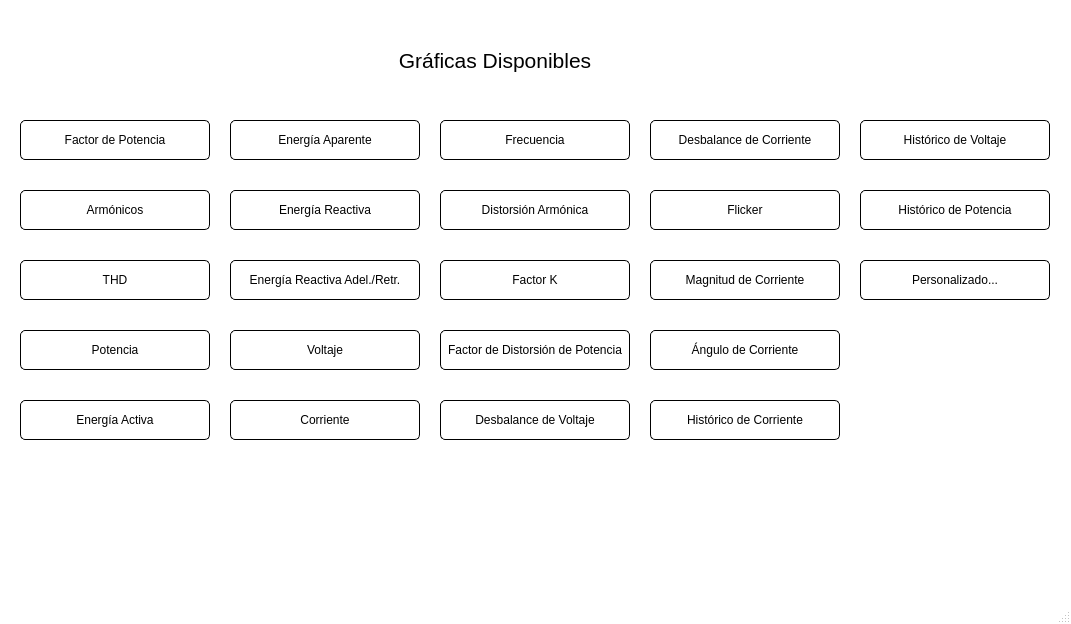
Katy9912/EPSOL-Trabajo1, file Graficas_menu.ui: the form before one commit.
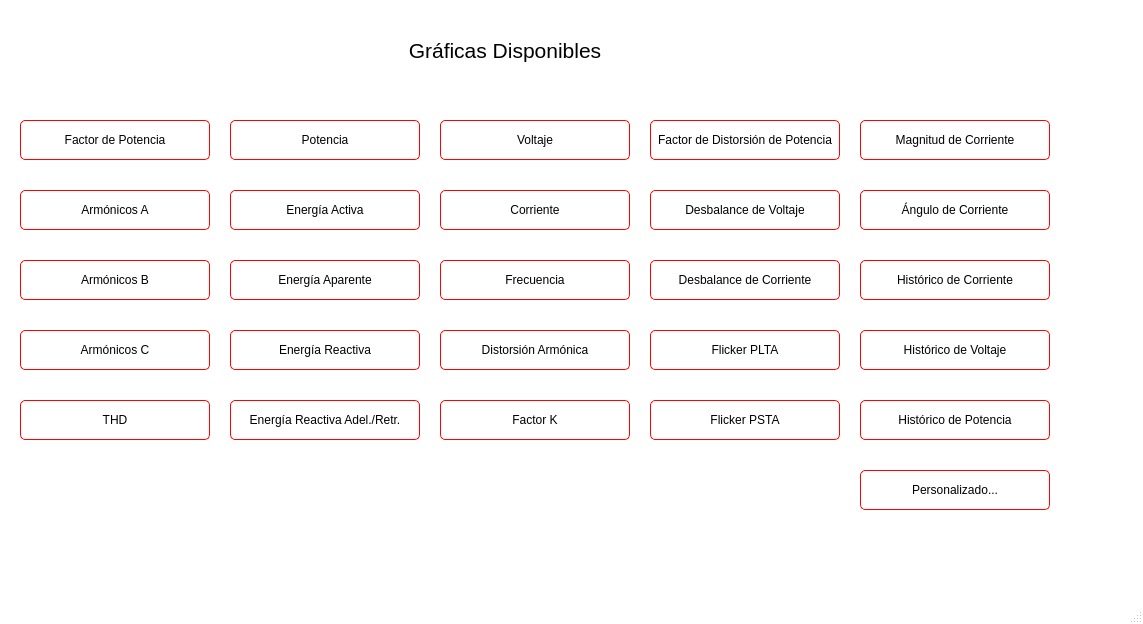
The form after the commit. Icons and pictures are not drawn.

```diff
--- a/Graficas_menu.ui
+++ b/Graficas_menu.ui
@@ -6,7 +6,7 @@
    <rect>
     <x>0</x>
     <y>0</y>
-    <width>1071</width>
+    <width>1143</width>
     <height>624</height>
    </rect>
   </property>
@@ -57,8 +57,8 @@
    <widget class="QLabel" name="titte_label">
     <property name="geometry">
      <rect>
-      <x>200</x>
-      <y>30</y>
+      <x>210</x>
+      <y>20</y>
       <width>590</width>
       <height>60</height>
      </rect>
@@ -76,7 +76,10 @@
      <set>Qt::AlignCenter</set>
     </property>
    </widget>
-   <widget class="QPushButton" name="potency_factor_button">
+   <widget class="QPushButton" name="PF">
+    <property name="enabled">
+     <bool>false</bool>
+    </property>
     <property name="geometry">
      <rect>
       <x>20</x>
@@ -96,11 +99,17 @@
     <property name="toolTip">
      <string>Carga los archivos .csv</string>
     </property>
+    <property name="styleSheet">
+     <string notr="true">border-color: rgb(255, 0, 0);</string>
+    </property>
     <property name="text">
      <string>Factor de Potencia</string>
     </property>
    </widget>
-   <widget class="QPushButton" name="harmonics_button">
+   <widget class="QPushButton" name="HRMA_y">
+    <property name="enabled">
+     <bool>false</bool>
+    </property>
     <property name="geometry">
      <rect>
       <x>20</x>
@@ -120,15 +129,21 @@
     <property name="toolTip">
      <string/>
     </property>
+    <property name="styleSheet">
+     <string notr="true">border-color: rgb(255, 0, 0);</string>
+    </property>
     <property name="text">
-     <string>Armónicos</string>
+     <string>Armónicos A</string>
     </property>
    </widget>
    <widget class="QPushButton" name="thd_button">
+    <property name="enabled">
+     <bool>false</bool>
+    </property>
     <property name="geometry">
      <rect>
       <x>20</x>
-      <y>260</y>
+      <y>400</y>
       <width>190</width>
       <height>40</height>
      </rect>
@@ -144,15 +159,21 @@
     <property name="toolTip">
      <string>Muestra las gráficas</string>
     </property>
+    <property name="styleSheet">
+     <string notr="true">border-color: rgb(255, 0, 0);</string>
+    </property>
     <property name="text">
      <string>THD</string>
     </property>
    </widget>
-   <widget class="QPushButton" name="potency_button">
+   <widget class="QPushButton" name="W">
+    <property name="enabled">
+     <bool>false</bool>
+    </property>
     <property name="geometry">
      <rect>
-      <x>20</x>
-      <y>330</y>
+      <x>230</x>
+      <y>120</y>
       <width>190</width>
       <height>40</height>
      </rect>
@@ -168,6 +189,9 @@
     <property name="toolTip">
      <string>Genera reporte en word</string>
     </property>
+    <property name="styleSheet">
+     <string notr="true">border-color: rgb(255, 0, 0);</string>
+    </property>
     <property name="text">
      <string>Potencia</string>
     </property>
@@ -189,10 +213,13 @@
     </property>
    </widget>
    <widget class="QPushButton" name="energy_W_button">
+    <property name="enabled">
+     <bool>false</bool>
+    </property>
     <property name="geometry">
      <rect>
-      <x>20</x>
-      <y>400</y>
+      <x>230</x>
+      <y>190</y>
       <width>190</width>
       <height>40</height>
      </rect>
@@ -208,15 +235,21 @@
     <property name="toolTip">
      <string>Genera reporte en word</string>
     </property>
+    <property name="styleSheet">
+     <string notr="true">border-color: rgb(255, 0, 0);</string>
+    </property>
     <property name="text">
      <string>Energía Activa</string>
     </property>
    </widget>
-   <widget class="QPushButton" name="voltage_button">
+   <widget class="QPushButton" name="V">
+    <property name="enabled">
+     <bool>false</bool>
+    </property>
     <property name="geometry">
      <rect>
-      <x>230</x>
-      <y>330</y>
+      <x>440</x>
+      <y>120</y>
       <width>190</width>
       <height>40</height>
      </rect>
@@ -232,15 +265,22 @@
     <property name="toolTip">
      <string>Genera reporte en word</string>
     </property>
+    <property name="styleSheet">
+     <string notr="true">border-color: rgb(255, 0, 0);
+</string>
+    </property>
     <property name="text">
      <string>Voltaje</string>
     </property>
    </widget>
-   <widget class="QPushButton" name="current_button">
+   <widget class="QPushButton" name="I">
+    <property name="enabled">
+     <bool>false</bool>
+    </property>
     <property name="geometry">
      <rect>
-      <x>230</x>
-      <y>400</y>
+      <x>440</x>
+      <y>190</y>
       <width>190</width>
       <height>40</height>
      </rect>
@@ -256,15 +296,21 @@
     <property name="toolTip">
      <string>Genera reporte en word</string>
     </property>
+    <property name="styleSheet">
+     <string notr="true">border-color: rgb(255, 0, 0);</string>
+    </property>
     <property name="text">
      <string>Corriente</string>
     </property>
    </widget>
    <widget class="QPushButton" name="frecuency_button">
+    <property name="enabled">
+     <bool>false</bool>
+    </property>
     <property name="geometry">
      <rect>
       <x>440</x>
-      <y>120</y>
+      <y>260</y>
       <width>190</width>
       <height>40</height>
      </rect>
@@ -280,15 +326,21 @@
     <property name="toolTip">
      <string>Genera reporte en word</string>
     </property>
+    <property name="styleSheet">
+     <string notr="true">border-color: rgb(255, 0, 0);</string>
+    </property>
     <property name="text">
      <string>Frecuencia</string>
     </property>
    </widget>
    <widget class="QPushButton" name="harmonic_distortion_button">
+    <property name="enabled">
+     <bool>false</bool>
+    </property>
     <property name="geometry">
      <rect>
       <x>440</x>
-      <y>190</y>
+      <y>330</y>
       <width>190</width>
       <height>40</height>
      </rect>
@@ -304,15 +356,21 @@
     <property name="toolTip">
      <string>Genera reporte en word</string>
     </property>
+    <property name="styleSheet">
+     <string notr="true">border-color: rgb(255, 0, 0);</string>
+    </property>
     <property name="text">
      <string>Distorsión Armónica</string>
     </property>
    </widget>
    <widget class="QPushButton" name="k_factor_button">
+    <property name="enabled">
+     <bool>false</bool>
+    </property>
     <property name="geometry">
      <rect>
       <x>440</x>
-      <y>260</y>
+      <y>400</y>
       <width>190</width>
       <height>40</height>
      </rect>
@@ -328,15 +386,21 @@
     <property name="toolTip">
      <string>Genera reporte en word</string>
     </property>
+    <property name="styleSheet">
+     <string notr="true">border-color: rgb(255, 0, 0);</string>
+    </property>
     <property name="text">
      <string>Factor K</string>
     </property>
    </widget>
    <widget class="QPushButton" name="potency_distortion_factor_button">
+    <property name="enabled">
+     <bool>false</bool>
+    </property>
     <property name="geometry">
      <rect>
-      <x>440</x>
-      <y>330</y>
+      <x>650</x>
+      <y>120</y>
       <width>190</width>
       <height>40</height>
      </rect>
@@ -352,15 +416,21 @@
     <property name="toolTip">
      <string>Genera reporte en word</string>
     </property>
+    <property name="styleSheet">
+     <string notr="true">border-color: rgb(255, 0, 0);</string>
+    </property>
     <property name="text">
      <string>Factor de Distorsión de Potencia</string>
     </property>
    </widget>
    <widget class="QPushButton" name="voltage_unbalance_button">
+    <property name="enabled">
+     <bool>false</bool>
+    </property>
     <property name="geometry">
      <rect>
-      <x>440</x>
-      <y>400</y>
+      <x>650</x>
+      <y>190</y>
       <width>190</width>
       <height>40</height>
      </rect>
@@ -376,15 +446,21 @@
     <property name="toolTip">
      <string>Genera reporte en word</string>
     </property>
+    <property name="styleSheet">
+     <string notr="true">border-color: rgb(255, 0, 0);</string>
+    </property>
     <property name="text">
      <string>Desbalance de Voltaje</string>
     </property>
    </widget>
-   <widget class="QPushButton" name="current_unbalance_button">
+   <widget class="QPushButton" name="I0_B">
+    <property name="enabled">
+     <bool>false</bool>
+    </property>
     <property name="geometry">
      <rect>
       <x>650</x>
-      <y>120</y>
+      <y>260</y>
       <width>190</width>
       <height>40</height>
      </rect>
@@ -400,15 +476,21 @@
     <property name="toolTip">
      <string>Genera reporte en word</string>
     </property>
+    <property name="styleSheet">
+     <string notr="true">border-color: rgb(255, 0, 0);</string>
+    </property>
     <property name="text">
      <string>Desbalance de Corriente</string>
     </property>
    </widget>
-   <widget class="QPushButton" name="flicker_button">
+   <widget class="QPushButton" name="PLTA">
+    <property name="enabled">
+     <bool>false</bool>
+    </property>
     <property name="geometry">
      <rect>
       <x>650</x>
-      <y>190</y>
+      <y>330</y>
       <width>190</width>
       <height>40</height>
      </rect>
@@ -424,15 +506,21 @@
     <property name="toolTip">
      <string>Genera reporte en word</string>
     </property>
+    <property name="styleSheet">
+     <string notr="true">border-color: rgb(255, 0, 0);</string>
+    </property>
     <property name="text">
-     <string>Flicker</string>
+     <string>Flicker PLTA</string>
     </property>
    </widget>
    <widget class="QPushButton" name="current_magnitude_button">
+    <property name="enabled">
+     <bool>false</bool>
+    </property>
     <property name="geometry">
      <rect>
-      <x>650</x>
-      <y>260</y>
+      <x>860</x>
+      <y>120</y>
       <width>190</width>
       <height>40</height>
      </rect>
@@ -448,15 +536,21 @@
     <property name="toolTip">
      <string>Genera reporte en word</string>
     </property>
+    <property name="styleSheet">
+     <string notr="true">border-color: rgb(255, 0, 0);</string>
+    </property>
     <property name="text">
      <string>Magnitud de Corriente</string>
     </property>
    </widget>
    <widget class="QPushButton" name="current_angle_button">
+    <property name="enabled">
+     <bool>false</bool>
+    </property>
     <property name="geometry">
      <rect>
-      <x>650</x>
-      <y>330</y>
+      <x>860</x>
+      <y>190</y>
       <width>190</width>
       <height>40</height>
      </rect>
@@ -472,15 +566,21 @@
     <property name="toolTip">
      <string>Genera reporte en word</string>
     </property>
+    <property name="styleSheet">
+     <string notr="true">border-color: rgb(255, 0, 0);</string>
+    </property>
     <property name="text">
      <string>Ángulo de Corriente</string>
     </property>
    </widget>
    <widget class="QPushButton" name="potency_history_button">
+    <property name="enabled">
+     <bool>false</bool>
+    </property>
     <property name="geometry">
      <rect>
       <x>860</x>
-      <y>190</y>
+      <y>400</y>
       <width>190</width>
       <height>40</height>
      </rect>
@@ -496,15 +596,21 @@
     <property name="toolTip">
      <string>Genera reporte en word</string>
     </property>
+    <property name="styleSheet">
+     <string notr="true">border-color: rgb(255, 0, 0);</string>
+    </property>
     <property name="text">
      <string>Histórico de Potencia</string>
     </property>
    </widget>
    <widget class="QPushButton" name="voltage_history_button">
+    <property name="enabled">
+     <bool>false</bool>
+    </property>
     <property name="geometry">
      <rect>
       <x>860</x>
-      <y>120</y>
+      <y>330</y>
       <width>190</width>
       <height>40</height>
      </rect>
@@ -520,15 +626,22 @@
     <property name="toolTip">
      <string>Genera reporte en word</string>
     </property>
+    <property name="styleSheet">
+     <string notr="true">border-color: rgb(255, 0, 0);
+</string>
+    </property>
     <property name="text">
      <string>Histórico de Voltaje</string>
     </property>
    </widget>
    <widget class="QPushButton" name="current_history_button">
+    <property name="enabled">
+     <bool>false</bool>
+    </property>
     <property name="geometry">
      <rect>
-      <x>650</x>
-      <y>400</y>
+      <x>860</x>
+      <y>260</y>
       <width>190</width>
       <height>40</height>
      </rect>
@@ -544,15 +657,21 @@
     <property name="toolTip">
      <string>Genera reporte en word</string>
     </property>
+    <property name="styleSheet">
+     <string notr="true">border-color: rgb(255, 0, 0);</string>
+    </property>
     <property name="text">
      <string>Histórico de Corriente</string>
     </property>
    </widget>
    <widget class="QPushButton" name="custom_button">
+    <property name="enabled">
+     <bool>false</bool>
+    </property>
     <property name="geometry">
      <rect>
       <x>860</x>
-      <y>260</y>
+      <y>470</y>
       <width>190</width>
       <height>40</height>
      </rect>
@@ -568,15 +687,21 @@
     <property name="toolTip">
      <string>Genera reporte en word</string>
     </property>
+    <property name="styleSheet">
+     <string notr="true">border-color: rgb(255, 0, 0);</string>
+    </property>
     <property name="text">
      <string>Personalizado...</string>
     </property>
    </widget>
    <widget class="QPushButton" name="energy_U_button">
+    <property name="enabled">
+     <bool>false</bool>
+    </property>
     <property name="geometry">
      <rect>
       <x>230</x>
-      <y>120</y>
+      <y>260</y>
       <width>190</width>
       <height>40</height>
      </rect>
@@ -592,15 +717,21 @@
     <property name="toolTip">
      <string>Genera reporte en word</string>
     </property>
+    <property name="styleSheet">
+     <string notr="true">border-color: rgb(255, 0, 0);</string>
+    </property>
     <property name="text">
      <string>Energía Aparente</string>
     </property>
    </widget>
    <widget class="QPushButton" name="energy_Q_button">
+    <property name="enabled">
+     <bool>false</bool>
+    </property>
     <property name="geometry">
      <rect>
       <x>230</x>
-      <y>190</y>
+      <y>330</y>
       <width>190</width>
       <height>40</height>
      </rect>
@@ -616,15 +747,21 @@
     <property name="toolTip">
      <string>Genera reporte en word</string>
     </property>
+    <property name="styleSheet">
+     <string notr="true">border-color: rgb(255, 0, 0);</string>
+    </property>
     <property name="text">
      <string>Energía Reactiva</string>
     </property>
    </widget>
    <widget class="QPushButton" name="energy_VAR_button">
+    <property name="enabled">
+     <bool>false</bool>
+    </property>
     <property name="geometry">
      <rect>
       <x>230</x>
-      <y>260</y>
+      <y>400</y>
       <width>190</width>
       <height>40</height>
      </rect>
@@ -640,10 +777,104 @@
     <property name="toolTip">
      <string>Genera reporte en word</string>
     </property>
+    <property name="styleSheet">
+     <string notr="true">border-color: rgb(255, 0, 0);</string>
+    </property>
     <property name="text">
      <string>Energía Reactiva Adel./Retr.</string>
     </property>
    </widget>
+   <widget class="QPushButton" name="HRMC_y">
+    <property name="enabled">
+     <bool>false</bool>
+    </property>
+    <property name="geometry">
+     <rect>
+      <x>20</x>
+      <y>330</y>
+      <width>190</width>
+      <height>40</height>
+     </rect>
+    </property>
+    <property name="font">
+     <font>
+      <family>Arial</family>
+     </font>
+    </property>
+    <property name="cursor">
+     <cursorShape>PointingHandCursor</cursorShape>
+    </property>
+    <property name="toolTip">
+     <string/>
+    </property>
+    <property name="styleSheet">
+     <string notr="true">border-color: rgb(255, 0, 0);</string>
+    </property>
+    <property name="text">
+     <string>Armónicos C</string>
+    </property>
+   </widget>
+   <widget class="QPushButton" name="PSTA">
+    <property name="enabled">
+     <bool>false</bool>
+    </property>
+    <property name="geometry">
+     <rect>
+      <x>650</x>
+      <y>400</y>
+      <width>190</width>
+      <height>40</height>
+     </rect>
+    </property>
+    <property name="font">
+     <font>
+      <family>Arial</family>
+     </font>
+    </property>
+    <property name="cursor">
+     <cursorShape>PointingHandCursor</cursorShape>
+    </property>
+    <property name="toolTip">
+     <string>Genera reporte en word</string>
+    </property>
+    <property name="styleSheet">
+     <string notr="true">border-color: rgb(255, 0, 0);
+</string>
+    </property>
+    <property name="text">
+     <string>Flicker PSTA</string>
+    </property>
+   </widget>
+   <widget class="QPushButton" name="HRMB_y">
+    <property name="enabled">
+     <bool>false</bool>
+    </property>
+    <property name="geometry">
+     <rect>
+      <x>20</x>
+      <y>260</y>
+      <width>190</width>
+      <height>40</height>
+     </rect>
+    </property>
+    <property name="font">
+     <font>
+      <family>Arial</family>
+     </font>
+    </property>
+    <property name="cursor">
+     <cursorShape>PointingHandCursor</cursorShape>
+    </property>
+    <property name="toolTip">
+     <string/>
+    </property>
+    <property name="styleSheet">
+     <string notr="true">border-color: rgb(255, 0, 0);</string>
+    </property>
+    <property name="text">
+     <string>Armónicos B</string>
+    </property>
+   </widget>
   </widget>
   <widget class="QStatusBar" name="statusbar"/>
   <action name="actionAbout">
```
Left out of the diff: 14 changed lines with no effect on the pictures.
